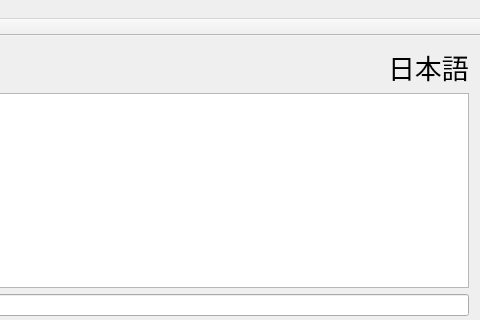
The window that source/japovoc.ui (mrberti/Japovoc) describes before a commit, drawn with Qt 5; both pictures show x 113 to 593 and y 0 to 320 of the 593 by 405 pixel window.
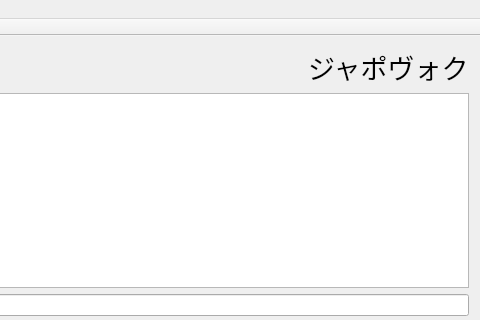
The same window after the commit.

The edit to the form file:
```diff
--- a/source/japovoc.ui
+++ b/source/japovoc.ui
@@ -53,7 +53,7 @@
            </font>
           </property>
           <property name="text">
-           <string>日本語</string>
+           <string>ジャポヴォク</string>
           </property>
          </widget>
         </item>
```
Left out of the diff: 4 changed lines with no effect on the pictures.
